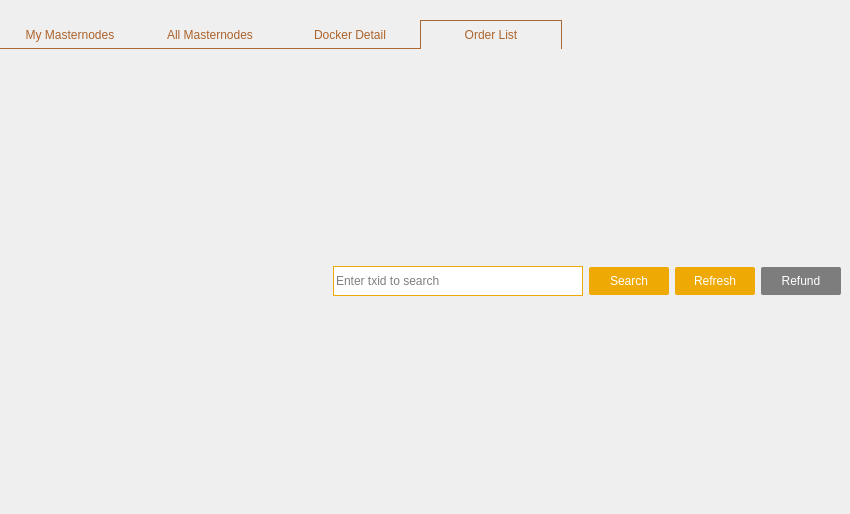
Qt form src/qt/forms/masternodelist.ui (MassGrid/MassGrid) before a commit.
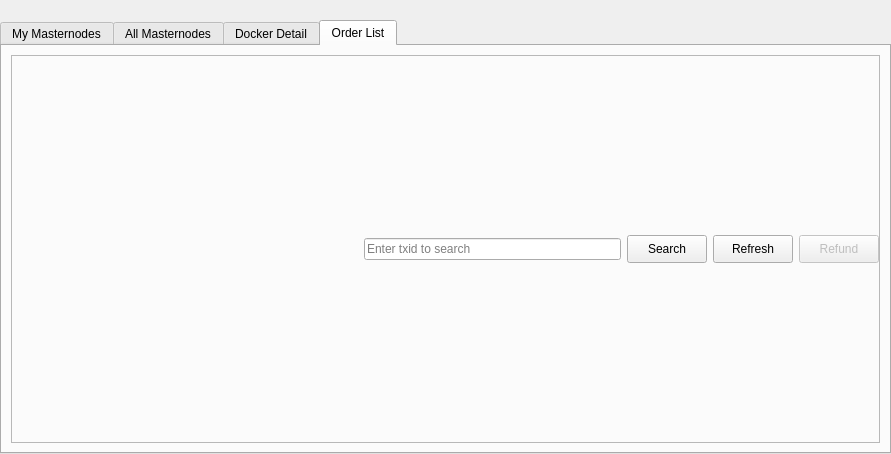
The same form after that commit. The open tabs and pages were chosen to show the change.

What changed in the file:
```diff
--- a/src/qt/forms/masternodelist.ui
+++ b/src/qt/forms/masternodelist.ui
@@ -6,58 +6,15 @@
    <rect>
     <x>0</x>
     <y>0</y>
-    <width>850</width>
-    <height>514</height>
+    <width>891</width>
+    <height>454</height>
    </rect>
   </property>
   <property name="windowTitle">
    <string>Form</string>
   </property>
   <property name="styleSheet">
-   <string notr="true">QTabBar::tab
-{
-color: rgb(172, 99, 43);
-border-bottom:1px solid rgb(174,103,46);
-border-left:0px solid rgb(174,103,46);
-border-right:0px solid rgb(174,103,46);
-border-top:0px solid rgb(174,103,46);
-    min-width: 140px;
-    min-height: 28px;
-}
-
-
-
-
-QTabBar::tab:selected, QTabBar::tab:hover
-{
-border-left:1px solid rgb(174,103,46);
-border-right:1px solid rgb(174,103,46);
-border-top:1px solid rgb(174,103,46);
-border-bottom:0px solid rgb(174,103,46);
-}
-
-
-QTabBar::tab:selected
-{
-border-left:1px solid rgb(174,103,46);
-border-right:1px solid rgb(174,103,46);
-border-top:1px solid rgb(174,103,46);
-border-bottom:0px solid rgb(174,103,46);
-}
-
-QTabBar::tab:!selected
-{
-color: rgb(172, 99, 43);
-border-bottom:1px solid rgb(174,103,46);
-border-left:0px solid rgb(174,103,46);
-border-right:0px solid rgb(174,103,46);
-border-top:0px solid rgb(174,103,46);
-}
-
-QTabWidget::pane{
-        border:none;
-}
-</string>
+   <string notr="true"/>
   </property>
   <layout class="QVBoxLayout" name="topLayout">
    <property name="leftMargin">
@@ -590,30 +547,7 @@
             </size>
            </property>
            <property name="styleSheet">
-            <string notr="true">QFrame#frame_5{
-border:hidden;
-}
-
-QPushButton#pushButton_reloadOrderView,
-QPushButton#pushButton_refund{
-width:80;
-height:28;
-background-color: rgb(239, 169, 4);
-color: rgb(255, 255, 255);
-border:hidden;
-border-radius:2px;
-}
-
-QPushButton::!enabled#pushButton_reloadOrderView,
-QPushButton::!enabled#pushButton_refund{
-background-color: rgb(125, 125, 125);
-width:80;
-height:28;
-color: rgb(255, 255, 255);
-border:hidden;
-border-radius:2px;
-}
-</string>
+            <string notr="true"/>
            </property>
            <property name="frameShape">
             <enum>QFrame::StyledPanel</enum>
@@ -656,10 +590,7 @@
                </size>
               </property>
               <property name="styleSheet">
-               <string notr="true">QLineEdit{
-height:28;
-border:1px solid rgb(239, 169, 4);;
-}</string>
+               <string notr="true"/>
               </property>
               <property name="placeholderText">
                <string>Enter txid to search</string>
@@ -675,14 +606,7 @@
                </size>
               </property>
               <property name="styleSheet">
-               <string notr="true">QPushButton#pBtn_searchOrderBtn{
-width:80;
-height:28;
-background-color: rgb(239, 169, 4);
-color: rgb(255, 255, 255);
-border:hidden;
-border-radius:2px;
-}</string>
+               <string notr="true"/>
               </property>
               <property name="text">
                <string>Search</string>
@@ -714,24 +638,7 @@
                </size>
               </property>
               <property name="styleSheet">
-               <string notr="true">QPushButton#pushButton_refund{
-width:80;
-height:28;
-background-color: rgb(239, 169, 4);
-color: rgb(255, 255, 255);
-border:hidden;
-border-radius:2px;
-}
-
-QPushButton::!enabled#pushButton_refund{
-background-color: rgb(125, 125, 125);
-width:80;
-height:28;
-color: rgb(255, 255, 255);
-border:hidden;
-border-radius:2px;
-}
-</string>
+               <string notr="true"/>
               </property>
               <property name="text">
                <string>Refund</string>
```
Left out of the diff: 2 changed lines with no effect on the pictures.
